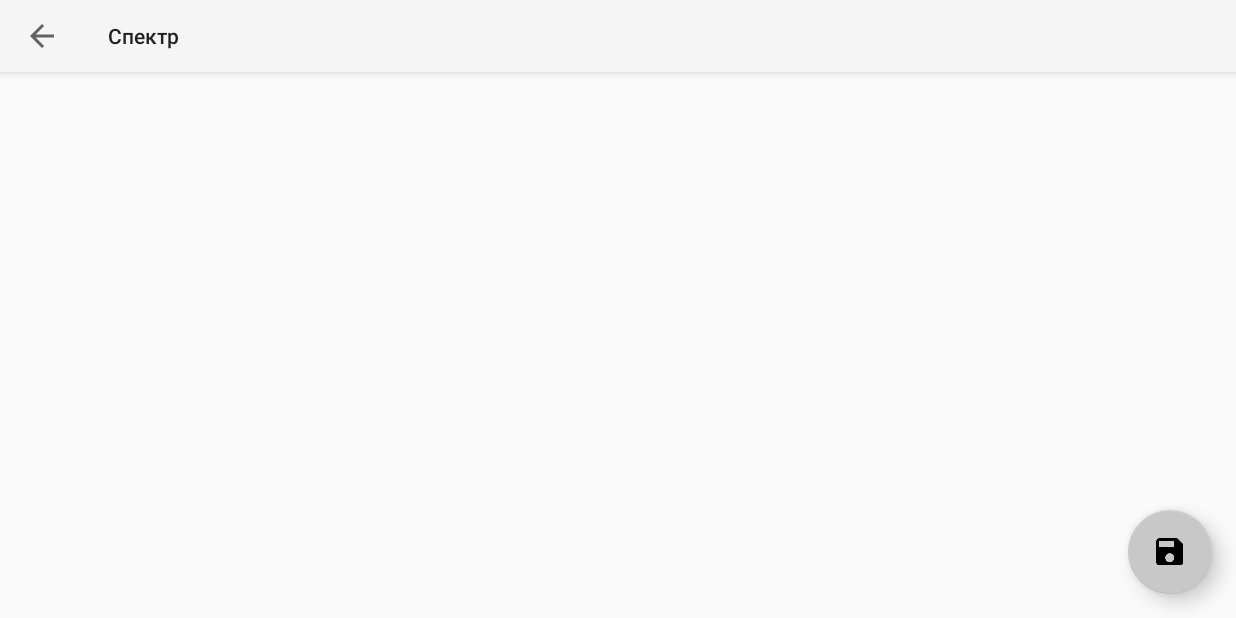
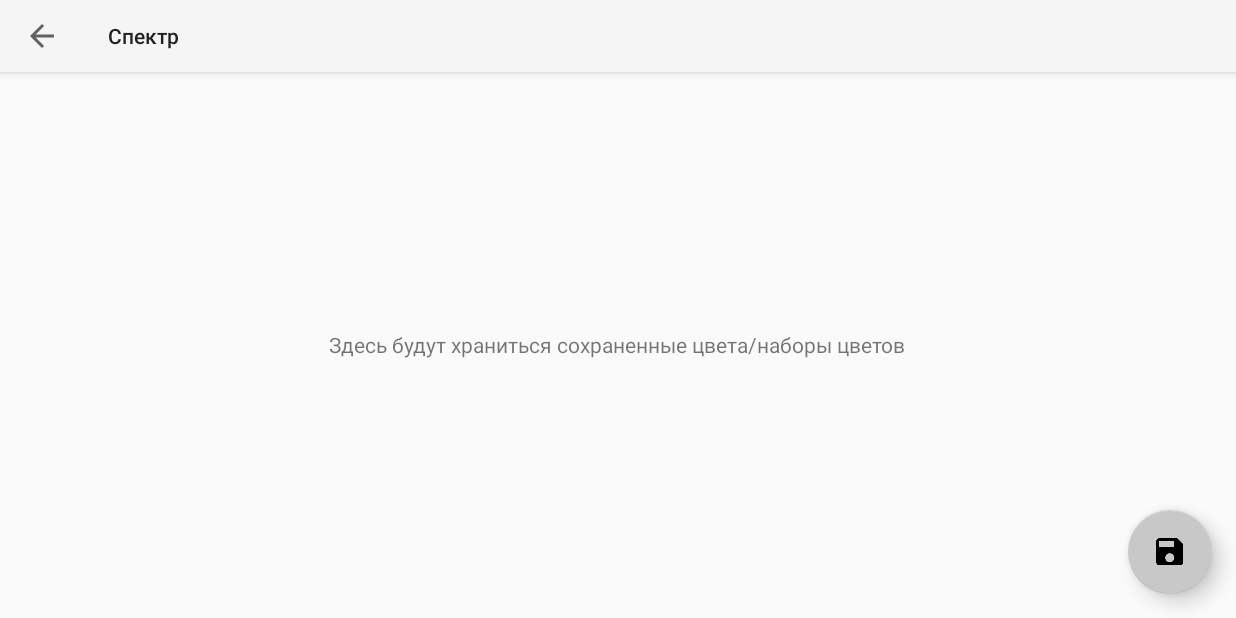
Before and after one commit to IlyaPavlik/spectrum, an Android app: the screen it shows after launch (MainActivity), after a tap on an icon or button, on a phone screen of 824 x 412 dp (held sideways). Run offline under Robolectric (Android 15) with nearby library versions, the phone set to English and light mode, and no system bars; our stand-ins replace ButterKnife, Dagger/Hilt's generated code; libraries missing offline, so code that uses them is left out: android.support.v7, com.squareup.otto, org.slf4j, rx.functions, rx.subjects and 1 more; 13 statements that could not run were skipped.

Commit message:
added empty text to history screen

```diff
--- a/app/src/main/java/ru/magflayer/spectrum/presentation/pages/main/history/HistoryFragment.java
+++ b/app/src/main/java/ru/magflayer/spectrum/presentation/pages/main/history/HistoryFragment.java
@@ -5,6 +5,8 @@ import android.support.annotation.NonNull;
 import android.support.v7.graphics.Palette;
 import android.support.v7.widget.LinearLayoutManager;
 import android.support.v7.widget.RecyclerView;
+import android.view.View;
+import android.widget.TextView;
 
 import java.util.List;
 
@@ -24,7 +26,9 @@ import ru.magflayer.spectrum.presentation.widget.ColorSelectedWidget;
 public class HistoryFragment extends BaseFragment implements HistoryView {
 
     @BindView(R.id.history_recycler)
-    protected RecyclerView historyRecycler;
+    RecyclerView historyRecycler;
+    @BindView(R.id.empty)
+    TextView emptyView;
 
     @Inject
     protected HistoryPresenter presenter;
@@ -69,6 +73,8 @@ public class HistoryFragment extends BaseFragment implements HistoryView {
     @Override
     public void showHistory(List<ColorPicture> history) {
         adapter.setData(history);
+
+        emptyView.setVisibility(adapter.getItemCount() == 0 ? View.VISIBLE : View.GONE);
     }
 
     @Override
--- a/app/src/main/res/layout/fragment_history.xml
+++ b/app/src/main/res/layout/fragment_history.xml
@@ -1,5 +1,6 @@
 <?xml version="1.0" encoding="utf-8"?>
 <FrameLayout xmlns:android="http://schemas.android.com/apk/res/android"
+    xmlns:tools="http://schemas.android.com/tools"
     android:layout_width="match_parent"
     android:layout_height="match_parent">
 
@@ -9,4 +10,15 @@
         android:layout_height="match_parent"
         android:clipToPadding="false"
         android:padding="@dimen/indent_normal" />
+
+    <TextView
+        android:id="@+id/empty"
+        android:layout_width="wrap_content"
+        android:layout_height="wrap_content"
+        android:layout_gravity="center"
+        android:layout_margin="@dimen/indent_large"
+        android:gravity="center"
+        android:text="@string/history_empty"
+        android:visibility="gone"
+        tools:visibility="visible" />
 </FrameLayout>
--- a/app/src/main/res/values/strings.xml
+++ b/app/src/main/res/values/strings.xml
@@ -17,6 +17,7 @@
     <string name="camera_image_saved">Изображение сохранено!</string>
 
     <string name="history_toolbar_title">История</string>
+    <string name="history_empty">Здесь будут храниться сохраненные цвета/наборы цветов</string>
 
     <string name="dialog_ok">OK</string>
     <string name="dialog_cancel">Отмена</string>
```
